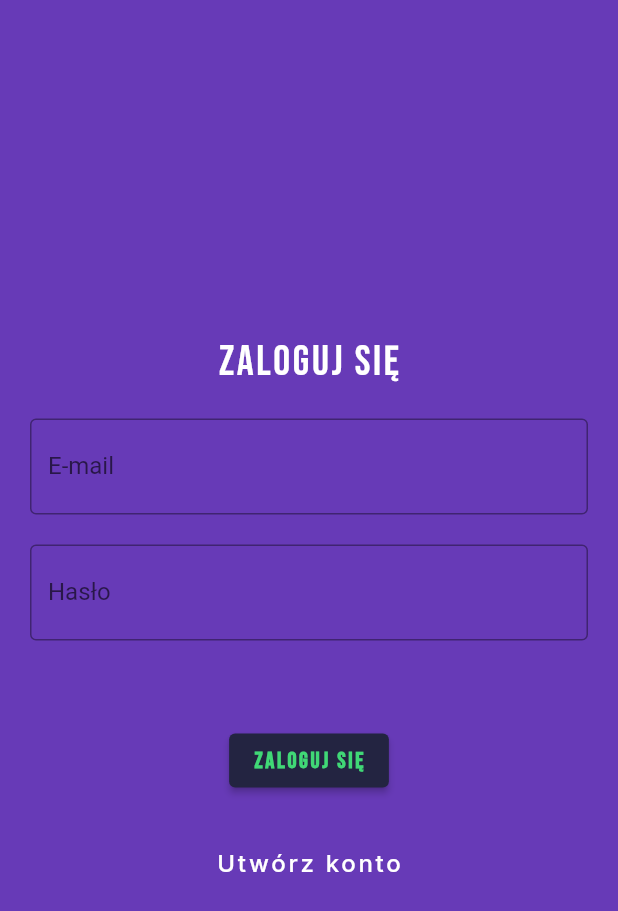
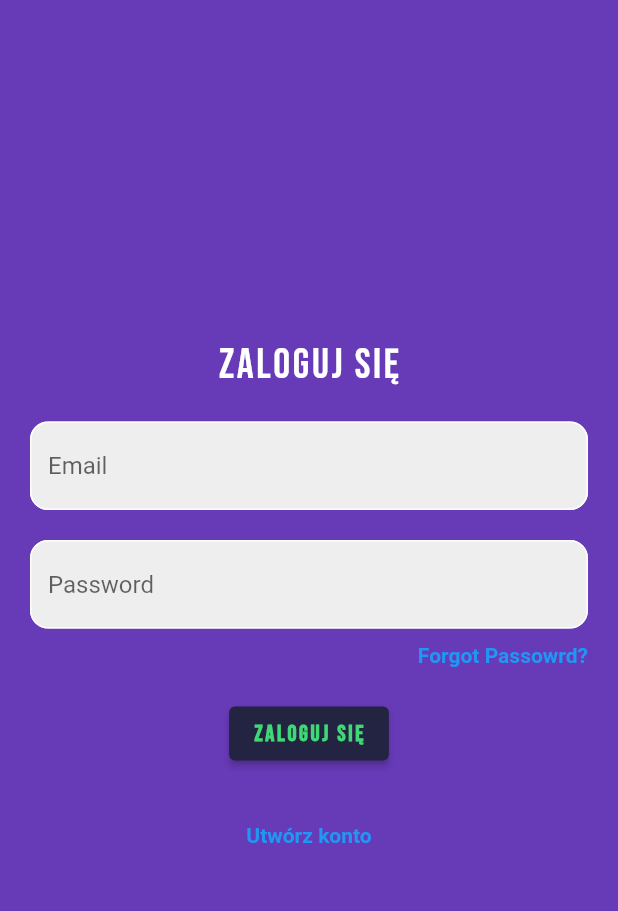
Before and after one commit to jakubzawada/this_is_your_training, a Flutter app: the screen it shows after launch, on a phone screen of 412 x 824 dp. Shown: the top 911 px of the screen. Run offline on Flutter 3.47's test engine with Material 2 defaults, Android fonts, the phone set to English and light mode, and no system bars; our stand-ins replace bloc, cloud_firestore, curved_navigation_bar, firebase_auth, firebase_core, flutter_bloc and 1 more; accounts and stored records are empty.

Commit message:
Add password recovery

```diff
--- a/lib/app/features/login/login_page.dart
+++ b/lib/app/features/login/login_page.dart
@@ -3,6 +3,7 @@ import 'package:flutter_bloc/flutter_bloc.dart';
 import 'package:google_fonts/google_fonts.dart';
 import 'package:this_is_your_training/app/cubit/root_cubit.dart';
 import 'package:this_is_your_training/app/features/login/cubit/login_cubit.dart';
+import 'package:this_is_your_training/app/features/login/forgot_pw_page.dart';
 
 class LoginPage extends StatefulWidget {
   LoginPage({
@@ -50,33 +51,64 @@ class _LoginPageState extends State<LoginPage> {
                       TextField(
                         controller: widget.emailController,
                         decoration: InputDecoration(
-                          border: const OutlineInputBorder(),
-                          hintText: 'Wpisz E-mail',
-                          label: const Text('E-mail'),
-                          hintStyle: GoogleFonts.inter(
-                            fontSize: 20,
-                            letterSpacing: 1.8,
-                            color: Colors.white,
+                          enabledBorder: OutlineInputBorder(
+                            borderSide: const BorderSide(color: Colors.white),
+                            borderRadius: BorderRadius.circular(12),
                           ),
+                          focusedBorder: OutlineInputBorder(
+                            borderSide:
+                                const BorderSide(color: Colors.deepPurple),
+                            borderRadius: BorderRadius.circular(12),
+                          ),
+                          hintText: 'Email',
+                          fillColor: Colors.grey[200],
+                          filled: true,
                         ),
                       ),
                       const SizedBox(height: 20),
                       TextField(
                         controller: widget.passwordController,
                         decoration: InputDecoration(
-                          border: const OutlineInputBorder(),
-                          hintText: 'Wpisz Hasło',
-                          label: const Text('Hasło'),
-                          hintStyle: GoogleFonts.inter(
-                            fontSize: 20,
-                            letterSpacing: 1.8,
-                            color: Colors.white,
+                          enabledBorder: OutlineInputBorder(
+                            borderSide: const BorderSide(color: Colors.white),
+                            borderRadius: BorderRadius.circular(12),
                           ),
+                          focusedBorder: OutlineInputBorder(
+                            borderSide:
+                                const BorderSide(color: Colors.deepPurple),
+                            borderRadius: BorderRadius.circular(12),
+                          ),
+                          hintText: 'Password',
+                          fillColor: Colors.grey[200],
+                          filled: true,
                         ),
                         obscureText: true,
                       ),
-                      const SizedBox(height: 20),
-                      Text(state.errorMessage),
+                      const SizedBox(height: 10),
+                      Row(
+                        mainAxisAlignment: MainAxisAlignment.end,
+                        children: [
+                          GestureDetector(
+                            onTap: () {
+                              Navigator.push(
+                                context,
+                                MaterialPageRoute(
+                                  builder: (context) {
+                                    return const ForgotPasswordPage();
+                                  },
+                                ),
+                              );
+                            },
+                            child: const Text(
+                              'Forgot Passowrd?',
+                              style: TextStyle(
+                                color: Colors.blue,
+                                fontWeight: FontWeight.bold,
+                              ),
+                            ),
+                          ),
+                        ],
+                      ),
                       const SizedBox(height: 20),
                       ElevatedButton(
                         onPressed: () async {
@@ -120,12 +152,11 @@ class _LoginPageState extends State<LoginPage> {
                               isCreatingAccount = true;
                             });
                           },
-                          child: Text(
+                          child: const Text(
                             'Utwórz konto',
-                            style: GoogleFonts.inter(
-                              fontSize: 16,
-                              letterSpacing: 1.8,
-                              color: Colors.white,
+                            style: TextStyle(
+                              color: Colors.blue,
+                              fontWeight: FontWeight.bold,
                             ),
                           ),
                         ),
@@ -137,16 +168,16 @@ class _LoginPageState extends State<LoginPage> {
                               isCreatingAccount = false;
                             });
                           },
-                          child: Text(
+                          child: const Text(
                             'Masz już konto',
-                            style: GoogleFonts.inter(
-                              fontSize: 16,
-                              letterSpacing: 1.8,
-                              color: Colors.white,
+                            style: TextStyle(
+                              color: Colors.blue,
+                              fontWeight: FontWeight.bold,
                             ),
                           ),
                         ),
                       ],
+                      Text(state.errorMessage),
                     ],
                   ),
                 ),
```
Also changed, not shown: lib/app/features/login/forgot_pw_page.dart (added, +94 -0 lines).
